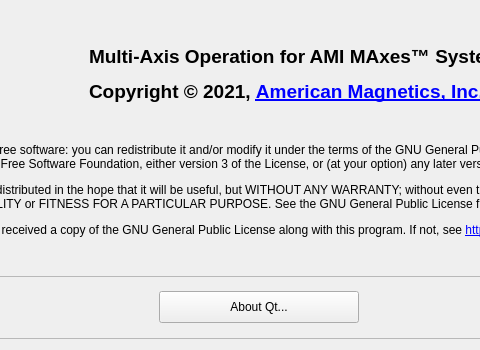
The window that Multi-Axis-Operation/aboutdialog.ui (American-Magnetics-Inc/multi-axis-operation) describes before a commit, drawn with Qt 5; both pictures show x 101 to 581 and y 0 to 350 of the 720 by 350 pixel window.
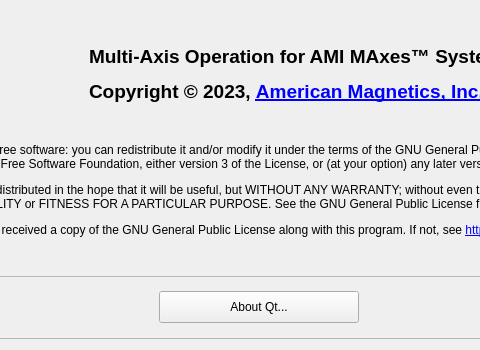
The same window after the commit. Icons and pictures are not drawn.

```diff
--- a/Multi-Axis-Operation/aboutdialog.ui
+++ b/Multi-Axis-Operation/aboutdialog.ui
@@ -15,7 +15,6 @@
   </property>
   <property name="font">
    <font>
-    <family>Segoe UI</family>
     <pointsize>9</pointsize>
    </font>
   </property>
@@ -58,13 +57,12 @@
      </property>
      <property name="font">
       <font>
-       <family>Segoe UI</family>
        <pointsize>14</pointsize>
        <bold>true</bold>
       </font>
      </property>
      <property name="text">
-      <string>&lt;html&gt;&lt;head/&gt;&lt;body&gt;&lt;p&gt;Multi-Axis Operation for AMI MAxes™ Systems&lt;/p&gt;&lt;p&gt;Copyright © 2021, &lt;a href=&quot;http://www.americanmagnetics.com&quot;&gt;&lt;span style=&quot; text-decoration: underline; color:#0000ff;&quot;&gt;American Magnetics, Inc.&lt;/span&gt;&lt;/a&gt;&lt;/p&gt;&lt;/body&gt;&lt;/html&gt;</string>
+      <string>&lt;html&gt;&lt;head/&gt;&lt;body&gt;&lt;p&gt;Multi-Axis Operation for AMI MAxes™ Systems&lt;/p&gt;&lt;p&gt;Copyright © 2023, &lt;a href=&quot;http://www.americanmagnetics.com&quot;&gt;&lt;span style=&quot; text-decoration: underline; color:#0000ff;&quot;&gt;American Magnetics, Inc.&lt;/span&gt;&lt;/a&gt;&lt;/p&gt;&lt;/body&gt;&lt;/html&gt;</string>
      </property>
      <property name="alignment">
       <set>Qt::AlignLeading|Qt::AlignLeft|Qt::AlignVCenter</set>
```
